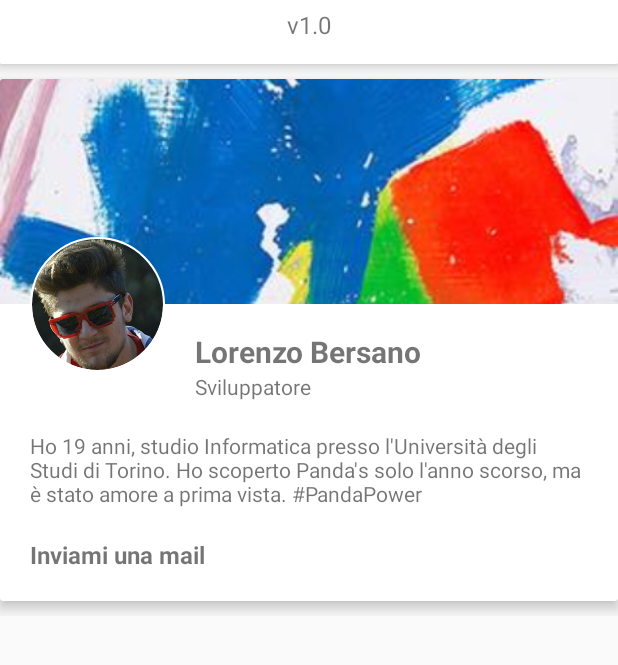
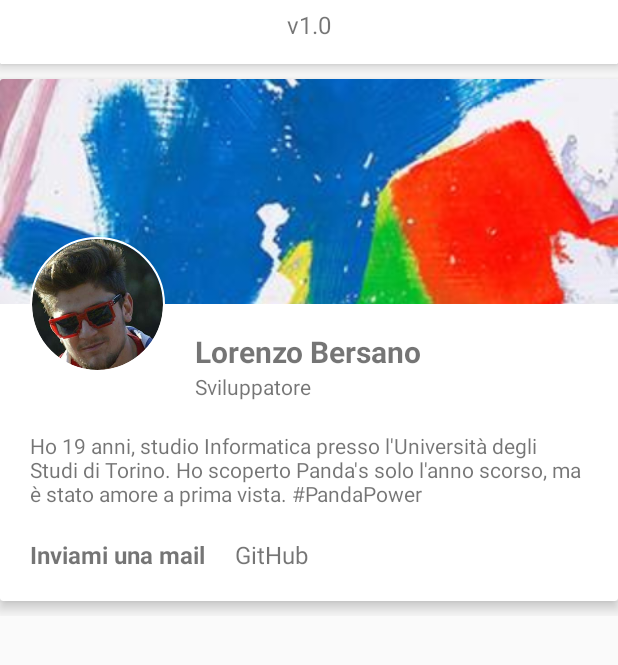
Before and after one commit to lorenzobersano/prenotazioni-pandas, an Android app: the fragment Fragment_About placed in its activity, on a phone screen of 412 x 824 dp, the part 449-1114 px from its top. Run offline under Robolectric (Android 15) with nearby library versions, the phone set to English and light mode, and no system bars; our stand-ins replace CircleImageView.

Commit message:
Add files via upload

```diff
--- a/src/main/res/layout/about.xml
+++ b/src/main/res/layout/about.xml
@@ -77,7 +77,7 @@
 
             <!--Lorenzo Bersano-->
             <android.support.v7.widget.CardView
-                android:id="@+id/about_donald_card"
+                android:id="@+id/about_card"
                 android:layout_width="match_parent"
                 android:layout_height="wrap_content"
                 android:layout_marginBottom="10dp"
@@ -130,7 +130,7 @@
                             android:text="Sviluppatore"/>
                     </RelativeLayout>
                     <TextView
-                        android:id="@+id/donald_description"
+                        android:id="@+id/description"
                         android:layout_width="wrap_content"
                         android:layout_height="wrap_content"
                         android:layout_marginTop="20dp"
@@ -157,6 +157,16 @@
                             android:clickable="true"
                             android:background="?attr/selectableItemBackground"
                             />
+                        <TextView
+                            android:id="@+id/github_item"
+                            android:layout_width="wrap_content"
+                            android:layout_height="wrap_content"
+                            android:text="GitHub"
+                            android:textSize="16sp"
+                            android:padding="10dp"
+                            android:clickable="true"
+                            android:background="?attr/selectableItemBackground"
+                            />
                     </LinearLayout>
                 </LinearLayout>
             </android.support.v7.widget.CardView>
```
